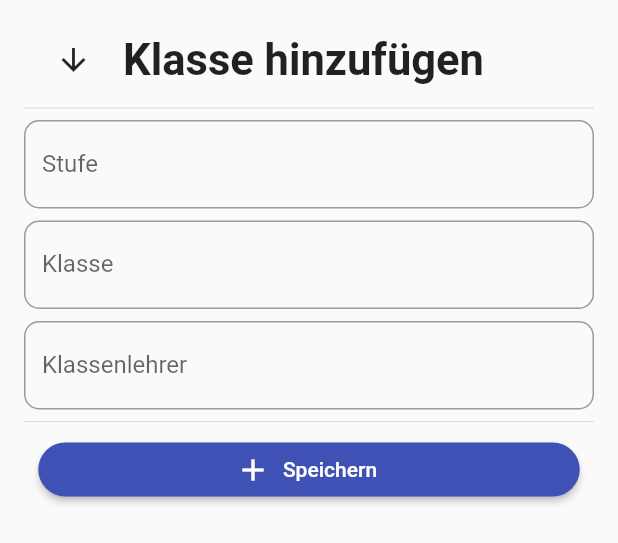
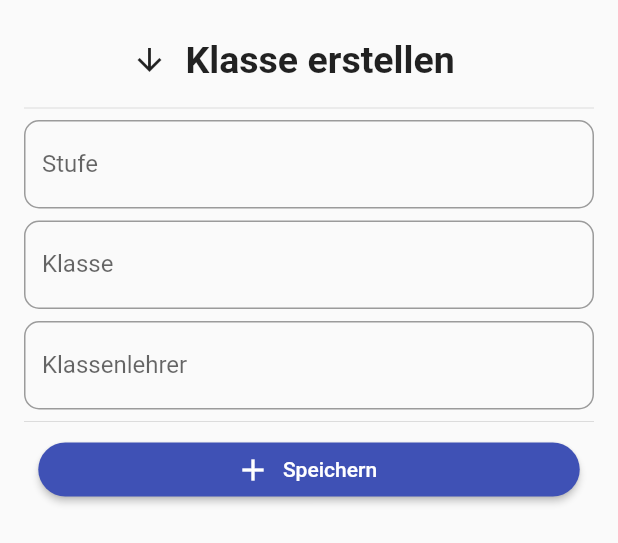
Before and after one commit to bjs-org/bjs-app, a Flutter app: the ClassFormModalBottomSheet widget shown alone on an empty page, opened directly, on a phone screen of 412 x 824 dp. Shown: the top 543 px of the screen. Run offline on Flutter 3.47's test engine with Material 2 defaults, Android fonts, the phone set to English and light mode, and no system bars; network calls fail.

Commit message:
Generify CustomBottomSheet

```diff
--- a/lib/widgets/classes/class_form.dart
+++ b/lib/widgets/classes/class_form.dart
@@ -2,6 +2,7 @@ import 'package:bjs/models/models.dart';
 import 'package:bjs/repositories/api_client.dart';
 import 'package:bjs/screens/students_screen.dart';
 import 'package:bjs/states/classes_notifier.dart';
+import 'package:bjs/widgets/custom_bottom_sheet.dart';
 import 'package:flutter/cupertino.dart';
 import 'package:flutter/material.dart';
 import 'package:provider/provider.dart';
@@ -12,51 +13,23 @@ class ClassFormModalBottomSheet extends StatefulWidget {
   ClassFormModalBottomSheet({Key key, this.schoolClass}) : super(key: key);
 
   @override
-  _ClassFormModalBottomSheetState createState() =>
-      _ClassFormModalBottomSheetState();
+  _ClassFormModalBottomSheetState createState() => _ClassFormModalBottomSheetState();
 }
 
 class _ClassFormModalBottomSheetState extends State<ClassFormModalBottomSheet> {
   @override
   Widget build(BuildContext context) {
-    return DraggableScrollableSheet(
-      expand: false,
-      initialChildSize: 0.7,
-      builder: (context, controller) => Container(
-        child: Padding(
-          padding: const EdgeInsets.all(16.0),
-          child: ListView(
-            controller: controller,
+    return CustomBottomSheet(
+      title: widget.schoolClass != null ? "Klasse bearbeiten" : "Klasse erstellen",
+      action: widget.schoolClass != null
+          ? IconButton(
+              icon: Icon(
+                Icons.delete,
+              ),
+              onPressed: () => _closeModal(context),
+            )
+          : null,
       children: <Widget>[
-              Row(
-                mainAxisAlignment: MainAxisAlignment.spaceEvenly,
-                children: <Widget>[
-                  IconButton(
-                    icon: Icon(Icons.arrow_downward),
-                    onPressed: () => _closeModal(context),
-                  ),
-                  Flexible(
-                    flex: 5,
-                    child: Text(
-                      widget.schoolClass != null
-                          ? "Klasse bearbeiten"
-                          : "Klasse hinzufügen",
-                      style:
-                          TextStyle(fontSize: 29, fontWeight: FontWeight.bold),
-                    ),
-                  ),
-                  widget.schoolClass != null
-                      ? IconButton(
-                          icon: Icon(Icons.delete_outline),
-                          onPressed: () async => await _deleteClass(
-                            context,
-                            widget.schoolClass,
-                          ),
-                        )
-                      : Spacer()
-                ],
-              ),
-              Divider(),
         ClassForm(previousClass: widget.schoolClass),
         if (widget.schoolClass != null) Divider(),
         if (widget.schoolClass != null)
@@ -69,9 +42,6 @@ class _ClassFormModalBottomSheetState extends State<ClassFormModalBottomSheet> {
             ),
           )
       ],
-          ),
-        ),
-      ),
     );
   }
 
--- /dev/null
+++ b/lib/widgets/custom_bottom_sheet.dart
@@ -0,0 +1,52 @@
+import 'package:flutter/material.dart';
+import 'package:flutter/widgets.dart';
+
+class CustomBottomSheet extends StatelessWidget {
+  final List<Widget> children;
+  final String title;
+  final IconButton action;
+
+  const CustomBottomSheet({Key key, this.children, this.title, this.action})
+      : super(key: key);
+
+  @override
+  Widget build(BuildContext context) {
+    return DraggableScrollableSheet(
+      initialChildSize: 0.9,
+      maxChildSize: 0.95,
+      minChildSize: 0.6,
+      expand: false,
+      builder: (BuildContext context, ScrollController scrollController) {
+        return ListView(
+          padding: EdgeInsets.all(16.0),
+          controller: scrollController,
+          children: <Widget>[
+            _createHeader(context),
+            Divider(),
+            if (children != null) for (var child in children) child
+          ],
+        );
+      },
+    );
+  }
+
+  Widget _createHeader(context) {
+    return Row(
+      mainAxisAlignment: MainAxisAlignment.center,
+      children: <Widget>[
+        IconButton(
+          icon: Icon(Icons.arrow_downward),
+          onPressed: () => Navigator.pop(context),
+        ),
+        Flexible(
+          flex: 9,
+          child: Text(
+            title,
+            style: TextStyle(fontWeight: FontWeight.bold, fontSize: 25.0),
+          ),
+        ),
+        action != null ? action : Spacer(flex: 1,),
+      ],
+    );
+  }
+}
```
Also changed, not shown: lib/screens/classes_screen.dart (+5 -8 lines), lib/screens/students_screen.dart (+12 -0 lines), lib/widgets/helper.dart (+10 -0 lines), lib/widgets/multiple_result_form.dart (added, +20 -0 lines). Lines whose indentation alone changed are shown as unchanged.
